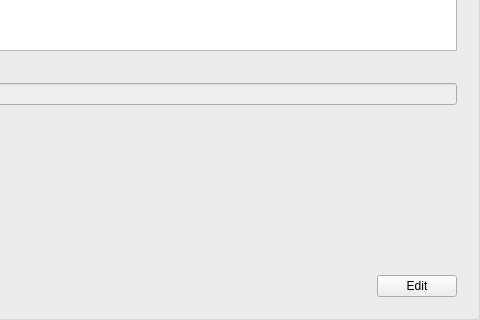
The window that src/libs/widgets/src/views/inventoryinputarea.ui (jmuelbert/jmbde-QT) describes before a commit, drawn with Qt 5; both pictures show x 250 to 730 and y 280 to 600 of the 730 by 600 pixel window.
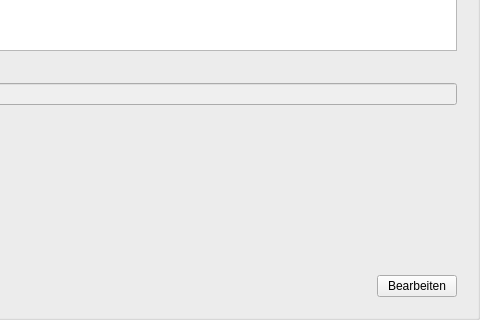
The same window after the commit.

```diff
--- a/src/libs/widgets/src/views/inventoryinputarea.ui
+++ b/src/libs/widgets/src/views/inventoryinputarea.ui
@@ -152,7 +152,7 @@
         <item>
          <widget class="QPushButton" name="editFinishPushButton">
           <property name="text">
-           <string>Edit</string>
+           <string>Bearbeiten</string>
           </property>
          </widget>
         </item>
```
Left out of the diff: 2 changed lines with no effect on the pictures.
